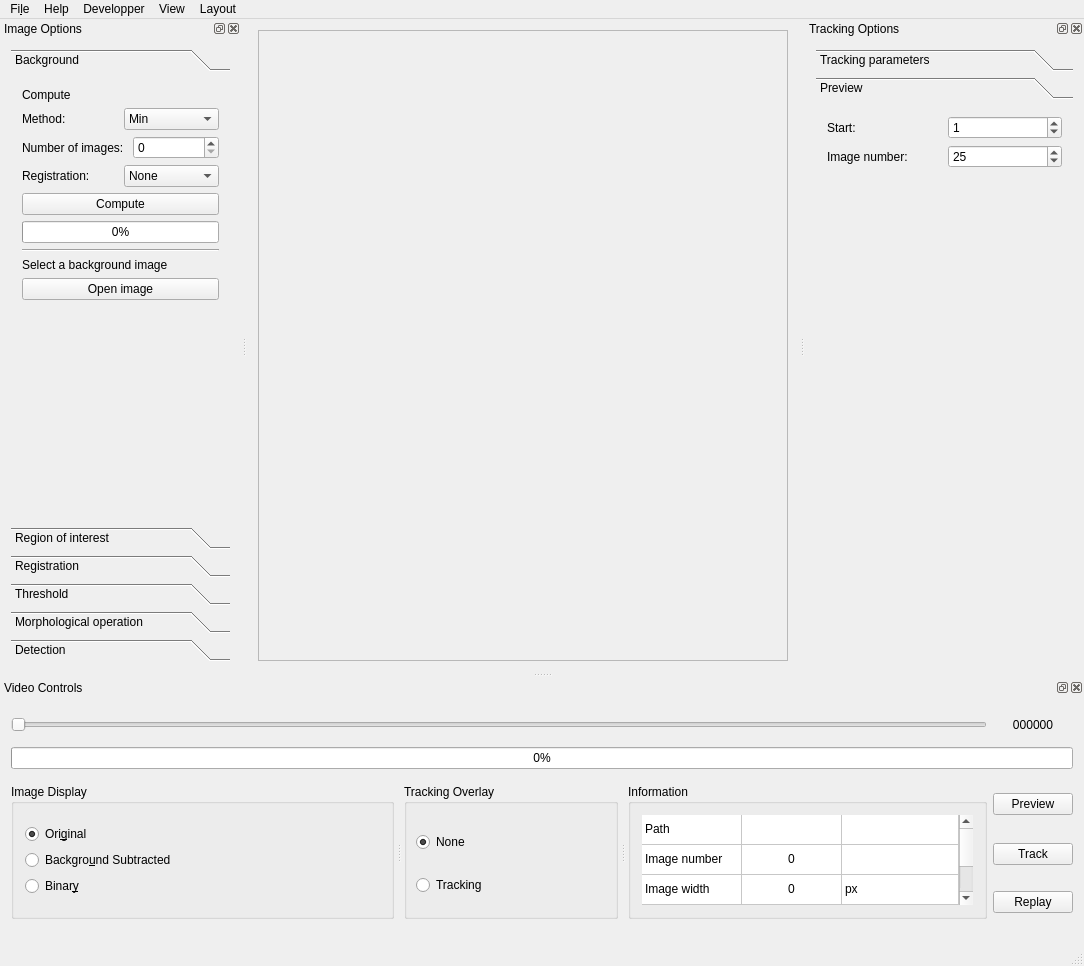
FastTrackOrg/FastTrack, file src/interactive.ui: the form before one commit.
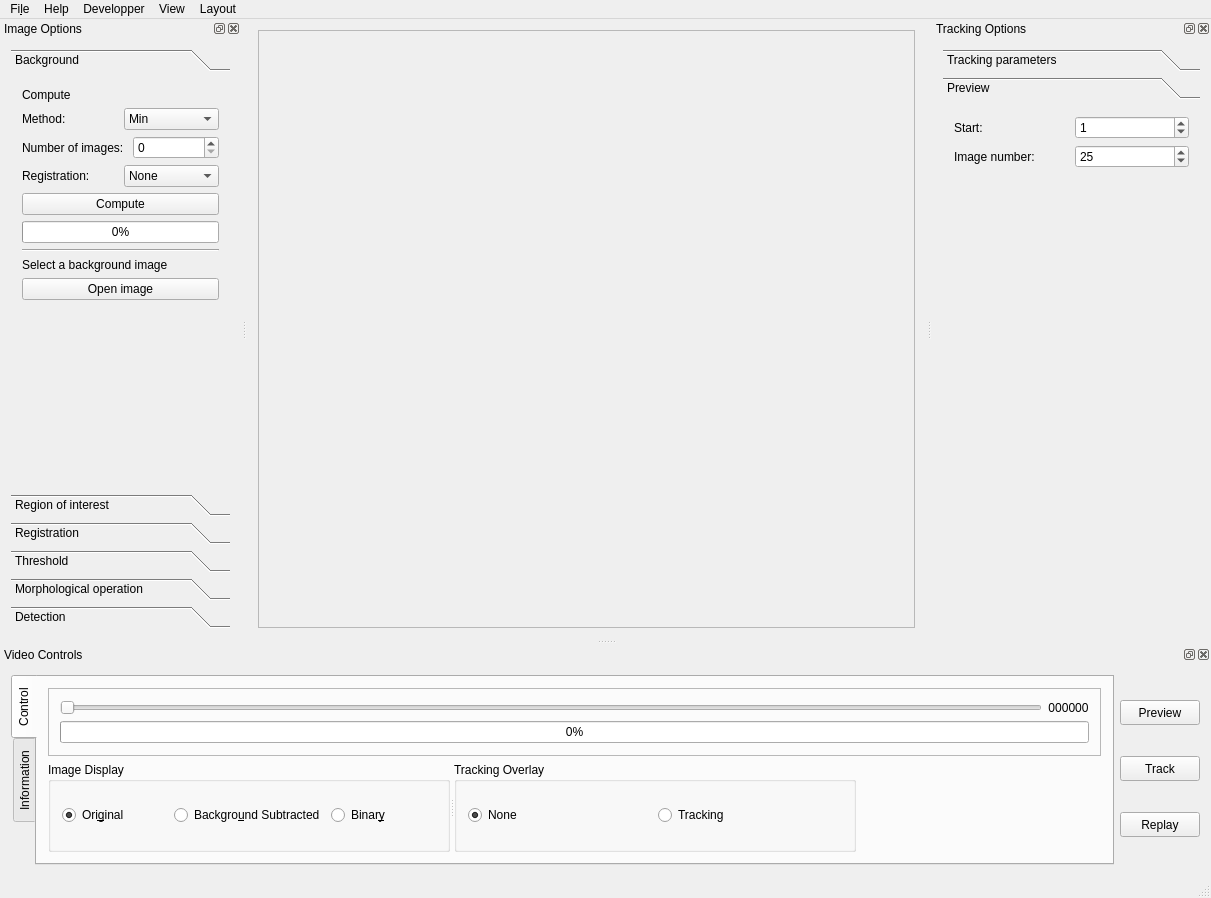
The form after the commit. The open tabs and pages were chosen to show the change.

Commit message: [ref] interactive|replay: change ui layout

```diff
--- a/src/interactive.ui
+++ b/src/interactive.ui
@@ -6,8 +6,8 @@
    <rect>
     <x>0</x>
     <y>0</y>
-    <width>1084</width>
-    <height>966</height>
+    <width>1211</width>
+    <height>898</height>
    </rect>
   </property>
   <property name="windowTitle">
@@ -34,8 +34,8 @@
         <rect>
          <x>0</x>
          <y>0</y>
-         <width>520</width>
-         <height>635</height>
+         <width>637</width>
+         <height>618</height>
         </rect>
        </property>
        <layout class="QGridLayout" name="gridLayout_2">
@@ -285,8 +285,8 @@
          <rect>
           <x>0</x>
           <y>0</y>
-          <width>261</width>
-          <height>556</height>
+          <width>283</width>
+          <height>539</height>
          </rect>
         </property>
         <attribute name="label">
@@ -390,7 +390,7 @@
           <x>0</x>
           <y>0</y>
           <width>223</width>
-          <height>432</height>
+          <height>415</height>
          </rect>
         </property>
         <attribute name="label">
@@ -996,7 +996,7 @@
     <rect>
      <x>0</x>
      <y>0</y>
-     <width>1084</width>
+     <width>1211</width>
      <height>22</height>
     </rect>
    </property>
@@ -1038,12 +1038,6 @@
    <addaction name="menuLayout"/>
   </widget>
   <widget class="QDockWidget" name="controlOptions">
-   <property name="minimumSize">
-    <size>
-     <width>814</width>
-     <height>266</height>
-    </size>
-   </property>
    <property name="features">
     <set>QDockWidget::AllDockWidgetFeatures</set>
    </property>
@@ -1057,7 +1051,38 @@
     <number>8</number>
    </attribute>
    <widget class="QWidget" name="dockWidgetContents_2">
-    <layout class="QGridLayout" name="gridLayout_14">
+    <layout class="QGridLayout" name="gridLayout_19">
+     <item row="0" column="0">
+      <widget class="QTabWidget" name="tabWidget">
+       <property name="tabPosition">
+        <enum>QTabWidget::West</enum>
+       </property>
+       <property name="tabShape">
+        <enum>QTabWidget::Rounded</enum>
+       </property>
+       <property name="currentIndex">
+        <number>0</number>
+       </property>
+       <widget class="QWidget" name="tab">
+        <attribute name="title">
+         <string>Control</string>
+        </attribute>
+        <layout class="QGridLayout" name="gridLayout_18">
+         <item row="0" column="0">
+          <widget class="QFrame" name="frame">
+           <property name="maximumSize">
+            <size>
+             <width>16777215</width>
+             <height>68</height>
+            </size>
+           </property>
+           <property name="frameShape">
+            <enum>QFrame::StyledPanel</enum>
+           </property>
+           <property name="frameShadow">
+            <enum>QFrame::Raised</enum>
+           </property>
+           <layout class="QGridLayout" name="gridLayout_17">
      <item row="0" column="0">
       <widget class="QSlider" name="slider">
        <property name="orientation">
@@ -1085,32 +1110,26 @@
        </property>
       </widget>
      </item>
-     <item row="2" column="0" rowspan="3">
+           </layout>
+          </widget>
+         </item>
+         <item row="1" column="0">
       <widget class="QSplitter" name="splitter">
-       <property name="sizePolicy">
-        <sizepolicy hsizetype="Expanding" vsizetype="Preferred">
-         <horstretch>0</horstretch>
-         <verstretch>0</verstretch>
-        </sizepolicy>
-       </property>
-       <property name="midLineWidth">
-        <number>1</number>
+           <property name="maximumSize">
+            <size>
+             <width>808</width>
+             <height>16777215</height>
+            </size>
        </property>
        <property name="orientation">
         <enum>Qt::Horizontal</enum>
        </property>
-       <property name="opaqueResize">
-        <bool>true</bool>
-       </property>
-       <property name="handleWidth">
-        <number>10</number>
-       </property>
        <widget class="QGroupBox" name="imageDisplayGroup">
-        <property name="sizePolicy">
-         <sizepolicy hsizetype="Expanding" vsizetype="Preferred">
-          <horstretch>1</horstretch>
-          <verstretch>0</verstretch>
-         </sizepolicy>
+            <property name="maximumSize">
+             <size>
+              <width>402</width>
+              <height>16777215</height>
+             </size>
         </property>
         <property name="title">
          <string>Image Display</string>
@@ -1118,29 +1137,7 @@
         <property name="checkable">
          <bool>false</bool>
         </property>
-        <layout class="QGridLayout" name="gridLayout_12">
-         <item row="0" column="0">
           <layout class="QGridLayout" name="gridLayout_3">
-           <item row="2" column="0">
-            <widget class="QRadioButton" name="isBin">
-             <property name="text">
-              <string>Binar&amp;y</string>
-             </property>
-             <property name="checkable">
-              <bool>false</bool>
-             </property>
-            </widget>
-           </item>
-           <item row="1" column="0">
-            <widget class="QRadioButton" name="isSub">
-             <property name="text">
-              <string>Backgro&amp;und Subtracted</string>
-             </property>
-             <property name="checkable">
-              <bool>false</bool>
-             </property>
-            </widget>
-           </item>
            <item row="0" column="0">
             <widget class="QRadioButton" name="isOriginal">
              <property name="text">
@@ -1151,45 +1148,41 @@
              </property>
             </widget>
            </item>
-          </layout>
+             <item row="0" column="1">
+              <widget class="QRadioButton" name="isSub">
+               <property name="text">
+                <string>Backgro&amp;und Subtracted</string>
+               </property>
+               <property name="checkable">
+                <bool>false</bool>
+               </property>
+              </widget>
+             </item>
+             <item row="0" column="2">
+              <widget class="QRadioButton" name="isBin">
+               <property name="text">
+                <string>Binar&amp;y</string>
+               </property>
+               <property name="checkable">
+                <bool>false</bool>
+               </property>
+              </widget>
          </item>
         </layout>
        </widget>
        <widget class="QGroupBox" name="trackingOverlayGroup">
-        <property name="sizePolicy">
-         <sizepolicy hsizetype="Expanding" vsizetype="Preferred">
-          <horstretch>1</horstretch>
-          <verstretch>0</verstretch>
-         </sizepolicy>
+            <property name="maximumSize">
+             <size>
+              <width>402</width>
+              <height>16777215</height>
+             </size>
         </property>
         <property name="title">
          <string>Tracking Overlay</string>
         </property>
-        <widget class="QRadioButton" name="isTracked">
-         <property name="geometry">
-          <rect>
-           <x>12</x>
-           <y>89</y>
-           <width>77</width>
-           <height>24</height>
-          </rect>
-         </property>
-         <property name="text">
-          <string>Tracking</string>
-         </property>
-         <property name="checkable">
-          <bool>false</bool>
-         </property>
-        </widget>
+            <layout class="QGridLayout" name="gridLayout_12">
+             <item row="0" column="0">
         <widget class="QRadioButton" name="isNone">
-         <property name="geometry">
-          <rect>
-           <x>12</x>
-           <y>46</y>
-           <width>59</width>
-           <height>24</height>
-          </rect>
-         </property>
          <property name="sizePolicy">
           <sizepolicy hsizetype="Preferred" vsizetype="Fixed">
            <horstretch>0</horstretch>
@@ -1203,17 +1196,27 @@
           <bool>true</bool>
          </property>
         </widget>
-       </widget>
-       <widget class="QGroupBox" name="groupBox">
-        <property name="sizePolicy">
-         <sizepolicy hsizetype="Preferred" vsizetype="Preferred">
-          <horstretch>0</horstretch>
-          <verstretch>0</verstretch>
-         </sizepolicy>
-        </property>
-        <property name="title">
+             </item>
+             <item row="0" column="1">
+              <widget class="QRadioButton" name="isTracked">
+               <property name="text">
+                <string>Tracking</string>
+               </property>
+               <property name="checkable">
+                <bool>false</bool>
+               </property>
+              </widget>
+             </item>
+            </layout>
+           </widget>
+          </widget>
+         </item>
+        </layout>
+       </widget>
+       <widget class="QWidget" name="tab_2">
+        <attribute name="title">
          <string>Information</string>
-        </property>
+        </attribute>
         <layout class="QGridLayout" name="gridLayout_13">
          <item row="0" column="0">
           <widget class="QTableWidget" name="informationTable">
@@ -1455,22 +1458,42 @@
        </widget>
       </widget>
      </item>
-     <item row="2" column="1">
+     <item row="0" column="1">
+      <layout class="QVBoxLayout" name="verticalLayout">
+       <item>
       <widget class="QPushButton" name="previewButton">
+         <property name="maximumSize">
+          <size>
+           <width>90</width>
+           <height>25</height>
+          </size>
+         </property>
        <property name="text">
         <string>Preview</string>
        </property>
       </widget>
      </item>
-     <item row="3" column="1">
+       <item>
       <widget class="QPushButton" name="trackButton">
+         <property name="maximumSize">
+          <size>
+           <width>90</width>
+           <height>25</height>
+          </size>
+         </property>
        <property name="text">
         <string>Track</string>
        </property>
       </widget>
      </item>
-     <item row="4" column="1">
+       <item>
       <widget class="QPushButton" name="replayButton">
+         <property name="maximumSize">
+          <size>
+           <width>90</width>
+           <height>25</height>
+          </size>
+         </property>
        <property name="text">
         <string>Replay</string>
        </property>
@@ -1478,6 +1501,8 @@
         <bool>true</bool>
        </property>
       </widget>
+       </item>
+      </layout>
      </item>
     </layout>
    </widget>
```
Left out of the diff: 12 changed lines with no effect on the pictures. Lines whose indentation alone changed are shown as unchanged. The commit also changes 4 other files.
